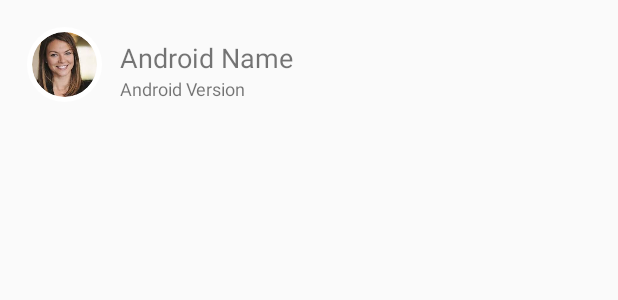
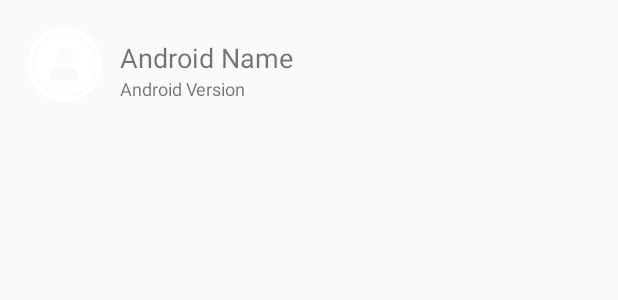
Before and after one commit to dinadhandayani/EDucation, an Android app: the layout activity_user_list.xml on its own in the app's theme, with its tools: preview values and no code run, on a phone screen of 412 x 824 dp. Shown: the top 300 px of the screen. Run offline under Robolectric (Android 15) with nearby library versions, the light colour scheme and no system bars.

Commit message:
Update project : FINAL Bismillah v2

```diff
--- a/app/src/main/res/layout/activity_user_list.xml
+++ b/app/src/main/res/layout/activity_user_list.xml
@@ -20,7 +20,7 @@
             android:layout_width="50dp"
             android:layout_height="50dp"
             android:scaleType="centerCrop"
-            android:src="@drawable/pic1" />
+            android:src="@drawable/profileicon" />
 
         <TextView
             android:id="@+id/tv_username"
```
